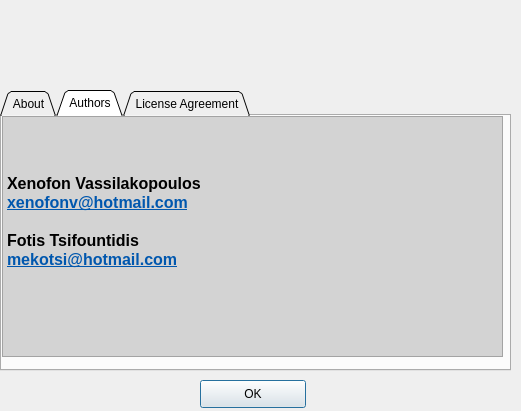
This is ui/About.ui in xen0vas/UserManager as Qt 5 draws it before an edit. The edited form follows.
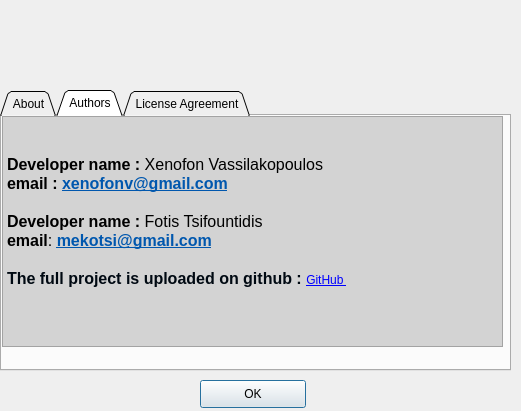
This is the edited form. Icons and pictures are not drawn.

The edit to the form file:
```diff
--- a/ui/About.ui
+++ b/ui/About.ui
@@ -105,7 +105,7 @@
        <x>0</x>
        <y>0</y>
        <width>501</width>
-       <height>241</height>
+       <height>231</height>
       </rect>
      </property>
      <property name="autoFillBackground">
@@ -121,15 +121,16 @@
       <string>&lt;!DOCTYPE HTML PUBLIC &quot;-//W3C//DTD HTML 4.0//EN&quot; &quot;http://www.w3.org/TR/REC-html40/strict.dtd&quot;&gt;
 &lt;html&gt;&lt;head&gt;&lt;meta name=&quot;qrichtext&quot; content=&quot;1&quot; /&gt;&lt;style type=&quot;text/css&quot;&gt;
 p, li { white-space: pre-wrap; }
-&lt;/style&gt;&lt;/head&gt;&lt;body style=&quot; font-family:'Cantarell'; font-size:11pt; font-weight:400; font-style:normal;&quot;&gt;
+&lt;/style&gt;&lt;/head&gt;&lt;body style=&quot; font-family:'Sans Serif'; font-size:9pt; font-weight:400; font-style:normal;&quot;&gt;
 &lt;p style=&quot;-qt-paragraph-type:empty; margin-top:0px; margin-bottom:0px; margin-left:0px; margin-right:0px; -qt-block-indent:0; text-indent:0px; font-family:'DejaVu Sans'; font-size:10pt;&quot;&gt;&lt;br /&gt;&lt;/p&gt;
 &lt;p style=&quot;-qt-paragraph-type:empty; margin-top:0px; margin-bottom:0px; margin-left:0px; margin-right:0px; -qt-block-indent:0; text-indent:0px; font-family:'DejaVu Sans'; font-size:12pt; font-weight:600;&quot;&gt;&lt;br /&gt;&lt;/p&gt;
-&lt;p style=&quot;-qt-paragraph-type:empty; margin-top:0px; margin-bottom:0px; margin-left:0px; margin-right:0px; -qt-block-indent:0; text-indent:0px; font-family:'DejaVu Sans'; font-size:12pt; font-weight:600;&quot;&gt;&lt;br /&gt;&lt;/p&gt;
-&lt;p style=&quot; margin-top:0px; margin-bottom:0px; margin-left:0px; margin-right:0px; -qt-block-indent:0; text-indent:0px;&quot;&gt;&lt;span style=&quot; font-family:'DejaVu Sans'; font-size:12pt; font-weight:600;&quot;&gt;Xenofon Vassilakopoulos&lt;/span&gt;&lt;/p&gt;
-&lt;p style=&quot; margin-top:0px; margin-bottom:0px; margin-left:0px; margin-right:0px; -qt-block-indent:0; text-indent:0px;&quot;&gt;&lt;a href=&quot;xenofonv@hotmail.com&quot;&gt;&lt;span style=&quot; font-family:'DejaVu Sans'; font-size:12pt; font-weight:600; text-decoration: underline; color:#0057ae;&quot;&gt;xenofonv@hotmail.com&lt;/span&gt;&lt;/a&gt;&lt;/p&gt;
+&lt;p style=&quot; margin-top:0px; margin-bottom:0px; margin-left:0px; margin-right:0px; -qt-block-indent:0; text-indent:0px;&quot;&gt;&lt;span style=&quot; font-family:'DejaVu Sans'; font-size:12pt; font-weight:600;&quot;&gt;Developer name : &lt;/span&gt;&lt;span style=&quot; font-family:'DejaVu Sans'; font-size:12pt;&quot;&gt;Xenofon Vassilakopoulos&lt;/span&gt;&lt;/p&gt;
+&lt;p style=&quot; margin-top:0px; margin-bottom:0px; margin-left:0px; margin-right:0px; -qt-block-indent:0; text-indent:0px;&quot;&gt;&lt;span style=&quot; font-family:'DejaVu Sans'; font-size:12pt; font-weight:600;&quot;&gt;email :&lt;/span&gt;&lt;span style=&quot; font-family:'DejaVu Sans'; font-size:12pt;&quot;&gt; &lt;/span&gt;&lt;a href=&quot;xenofonv@hotmail.com&quot;&gt;&lt;span style=&quot; font-family:'DejaVu Sans'; font-size:12pt; font-weight:600; text-decoration: underline; color:#0057ae;&quot;&gt;xenofonv@gmail.com&lt;/span&gt;&lt;/a&gt;&lt;/p&gt;
 &lt;p style=&quot;-qt-paragraph-type:empty; margin-top:0px; margin-bottom:0px; margin-left:0px; margin-right:0px; -qt-block-indent:0; text-indent:0px; font-family:'DejaVu Sans'; font-size:12pt; font-weight:600; text-decoration: underline; color:#0057ae;&quot;&gt;&lt;br /&gt;&lt;/p&gt;
-&lt;p style=&quot; margin-top:0px; margin-bottom:0px; margin-left:0px; margin-right:0px; -qt-block-indent:0; text-indent:0px;&quot;&gt;&lt;span style=&quot; font-family:'DejaVu Sans'; font-size:12pt; font-weight:600;&quot;&gt;Fotis Tsifountidis&lt;/span&gt;&lt;/p&gt;
-&lt;p style=&quot; margin-top:0px; margin-bottom:0px; margin-left:0px; margin-right:0px; -qt-block-indent:0; text-indent:0px;&quot;&gt;&lt;a href=&quot;mekotsi@hotmail.com&quot;&gt;&lt;span style=&quot; font-family:'DejaVu Sans'; font-size:12pt; font-weight:600; text-decoration: underline; color:#0057ae;&quot;&gt;mekotsi@hotmail.com&lt;/span&gt;&lt;/a&gt;&lt;/p&gt;&lt;/body&gt;&lt;/html&gt;</string>
+&lt;p style=&quot; margin-top:0px; margin-bottom:0px; margin-left:0px; margin-right:0px; -qt-block-indent:0; text-indent:0px;&quot;&gt;&lt;span style=&quot; font-family:'DejaVu Sans'; font-size:12pt; font-weight:600;&quot;&gt;Developer name : &lt;/span&gt;&lt;span style=&quot; font-family:'DejaVu Sans'; font-size:12pt;&quot;&gt;Fotis Tsifountidis&lt;/span&gt;&lt;/p&gt;
+&lt;p style=&quot; margin-top:0px; margin-bottom:0px; margin-left:0px; margin-right:0px; -qt-block-indent:0; text-indent:0px;&quot;&gt;&lt;span style=&quot; font-family:'DejaVu Sans'; font-size:12pt; font-weight:600;&quot;&gt;email&lt;/span&gt;&lt;span style=&quot; font-family:'DejaVu Sans'; font-size:12pt;&quot;&gt;: &lt;/span&gt;&lt;a href=&quot;mekotsi@hotmail.com&quot;&gt;&lt;span style=&quot; font-family:'DejaVu Sans'; font-size:12pt; font-weight:600; text-decoration: underline; color:#0057ae;&quot;&gt;mekotsi@gmail.com&lt;/span&gt;&lt;/a&gt;&lt;/p&gt;
+&lt;p style=&quot;-qt-paragraph-type:empty; margin-top:0px; margin-bottom:0px; margin-left:0px; margin-right:0px; -qt-block-indent:0; text-indent:0px; font-family:'DejaVu Sans'; font-size:12pt; font-weight:600; text-decoration: underline; color:#0057ae;&quot;&gt;&lt;br /&gt;&lt;/p&gt;
+&lt;p style=&quot; margin-top:0px; margin-bottom:0px; margin-left:0px; margin-right:0px; -qt-block-indent:0; text-indent:0px;&quot;&gt;&lt;span style=&quot; font-family:'DejaVu Sans'; font-size:12pt; font-weight:600; color:#000912;&quot;&gt;The full project is uploaded on github : &lt;/span&gt;&lt;a href=&quot;https://github.com/xvass/UserManager&quot;&gt;&lt;span style=&quot; text-decoration: underline; color:#0000ff;&quot;&gt;GitHub &lt;/span&gt;&lt;/a&gt;&lt;/p&gt;&lt;/body&gt;&lt;/html&gt;</string>
      </property>
      <property name="textInteractionFlags">
       <set>Qt::NoTextInteraction</set>
```
Left out of the diff: 12 changed lines with no effect on the pictures.
